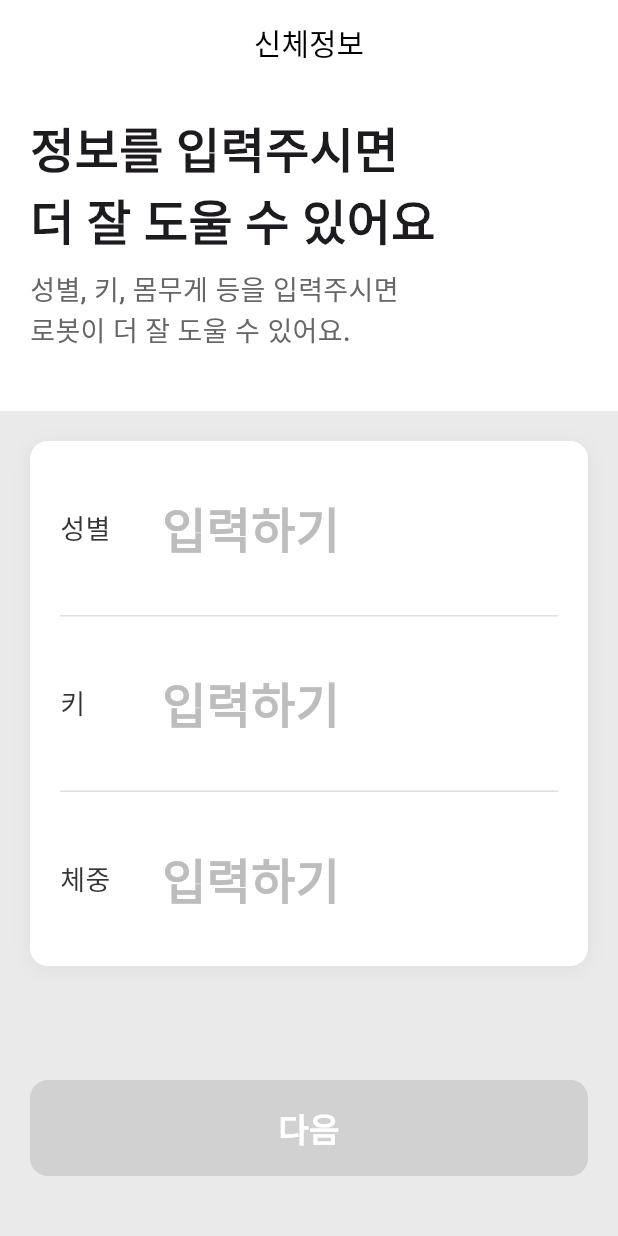
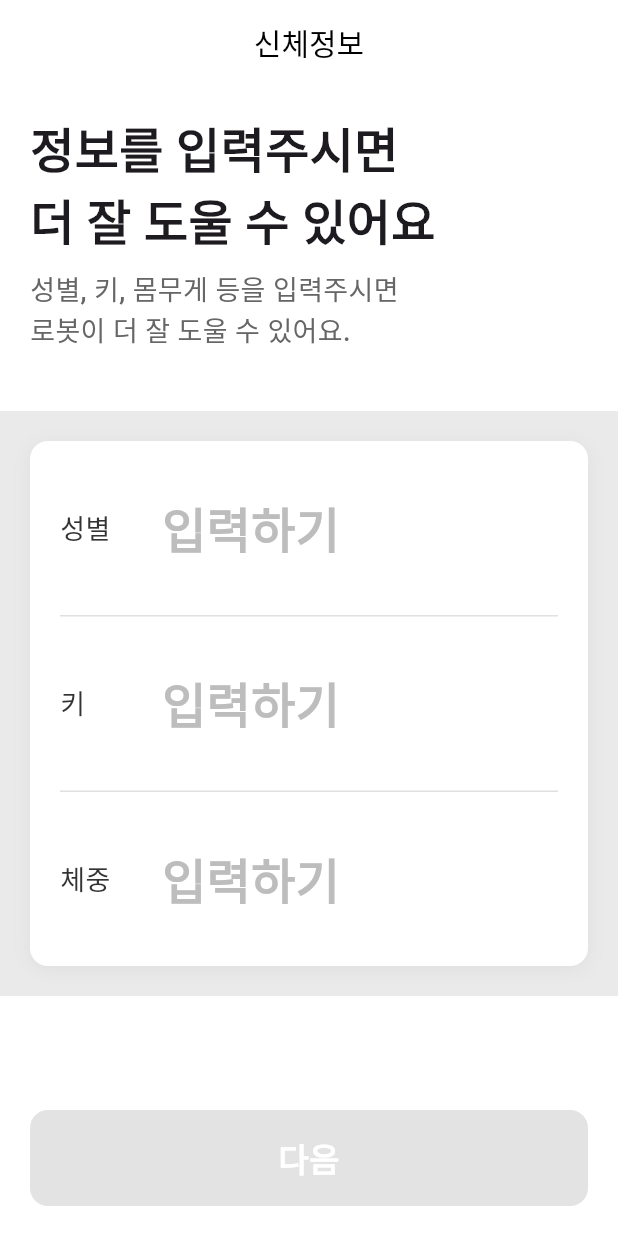
Before and after one commit to justinking22/Wicore, a Flutter app: the PersonalInfoInputScreen screen opened by its route, on a phone screen of 412 x 824 dp. Run offline on Flutter 3.47's test engine with Material 3 defaults, Android fonts, the light colour scheme and no system bars; our stand-ins replace dio, dotted_border, firebase_core, firebase_messaging, flutter_local_notifications, flutter_native_splash and 6 more; missing offline and left inert: amplify_api, amplify_auth_cognito, amplify_flutter, mobile_scanner; accounts and stored records are empty; generated files the repository leaves out were written again; Roboto replaces fonts that are missing (Pretendard); project files that could hold a hidden picture were left out.

Commit message:
fixed the onboarding screen issue

```diff
--- a/lib/screens/personal_info_input_screen.dart
+++ b/lib/screens/personal_info_input_screen.dart
@@ -174,7 +174,11 @@ class _PersonalInfoInputScreenState
 
     return Scaffold(
       backgroundColor: Colors.white,
-      body: Column(
+      body: LayoutBuilder(
+        builder: (BuildContext context, BoxConstraints constraints) {
+          final isSmallScreen = constraints.maxHeight < 700;
+
+          return Column(
             crossAxisAlignment: CrossAxisAlignment.start,
             children: [
               CustomAppBar(
@@ -185,10 +189,20 @@ class _PersonalInfoInputScreenState
                 onTrailingPressed: _skipAndContinue,
               ),
 
-          // Header section - Fixed height
+              Expanded(
+                child: SingleChildScrollView(
+                  child: Column(
+                    crossAxisAlignment: CrossAxisAlignment.start,
+                    children: [
+                      // Header section
                       Container(
                         color: Colors.white,
-            padding: const EdgeInsets.fromLTRB(20, 20, 20, 0),
+                        padding: EdgeInsets.fromLTRB(
+                          20,
+                          isSmallScreen ? 12 : 20,
+                          20,
+                          0,
+                        ),
                         child: Column(
                           crossAxisAlignment: CrossAxisAlignment.start,
                           children: [
@@ -199,7 +213,7 @@ class _PersonalInfoInputScreenState
                                 style: TextStyles.kBody,
                               ),
                             ),
-                const SizedBox(height: 8),
+                            SizedBox(height: isSmallScreen ? 6 : 8),
                             SizedBox(
                               width: double.infinity,
                               child: Text(
@@ -207,18 +221,16 @@ class _PersonalInfoInputScreenState
                                 style: TextStyles.kMedium,
                               ),
                             ),
-                const SizedBox(height: 40),
+                            SizedBox(height: isSmallScreen ? 24 : 40),
                           ],
                         ),
                       ),
 
-          // Input section - Expanded to fill remaining space
-          Expanded(
-            child: Container(
+                      // Input section
+                      Container(
                         width: double.infinity,
                         color: CustomColors.lighterGray,
-              child: Padding(
-                padding: const EdgeInsets.all(20.0),
+                        padding: EdgeInsets.all(20),
                         child: Column(
                           children: [
                             Container(
@@ -243,8 +255,13 @@ class _PersonalInfoInputScreenState
                                     onTap: () => _showGenderPicker(),
                                   ),
                                   Padding(
-                            padding: const EdgeInsets.symmetric(horizontal: 20),
-                            child: Divider(height: 1, color: Colors.grey[300]),
+                                    padding: const EdgeInsets.symmetric(
+                                      horizontal: 20,
+                                    ),
+                                    child: Divider(
+                                      height: 1,
+                                      color: Colors.grey[300],
+                                    ),
                                   ),
                                   InfoField(
                                     hasUnit: true,
@@ -260,8 +277,13 @@ class _PersonalInfoInputScreenState
                                     onTap: () => _showHeightPicker(),
                                   ),
                                   Padding(
-                            padding: const EdgeInsets.symmetric(horizontal: 20),
-                            child: Divider(height: 1, color: Colors.grey[300]),
+                                    padding: const EdgeInsets.symmetric(
+                                      horizontal: 20,
+                                    ),
+                                    child: Divider(
+                                      height: 1,
+                                      color: Colors.grey[300],
+                                    ),
                                   ),
                                   InfoField(
                                     hasUnit: true,
@@ -279,32 +301,31 @@ class _PersonalInfoInputScreenState
                                 ],
                               ),
                             ),
+                          ],
+                        ),
+                      ),
+                    ],
+                  ),
+                ),
+              ),
 
-                    // Spacer to push button to bottom
-                    const Spacer(),
-
-                    // Button section - Always at bottom
-                    if (_isSaving || isApiLoading)
-                      const Padding(
-                        padding: EdgeInsets.symmetric(vertical: 16),
-                        child: Center(child: CircularProgressIndicator()),
-                      )
-                    else
-                      CustomButton(
+              // Bottom button section
+              Container(
+                padding: EdgeInsets.fromLTRB(20, 12, 20, 20),
+                color: Colors.white,
+                child:
+                    _isSaving || isApiLoading
+                        ? const Center(child: CircularProgressIndicator())
+                        : CustomButton(
                           text: '다음',
                           isEnabled: _isFormComplete,
                           onPressed: _isFormComplete ? _saveAndContinue : null,
                           disabledBackgroundColor: Colors.grey,
                         ),
-
-                    // Bottom padding for safe area
-                    const SizedBox(height: 20),
-                  ],
-                ),
-              ),
-            ),
               ),
             ],
+          );
+        },
       ),
     );
   }
```
Also changed, not shown: lib/app_router.dart (+44 -77 lines). Lines whose indentation alone changed are shown as unchanged.
